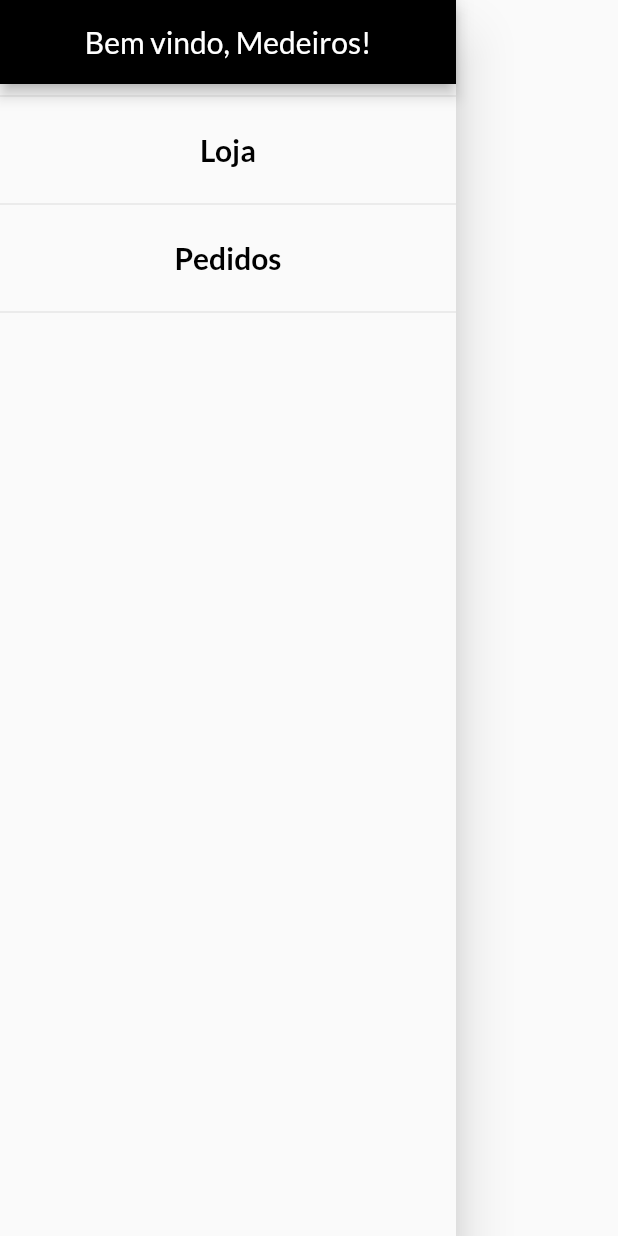
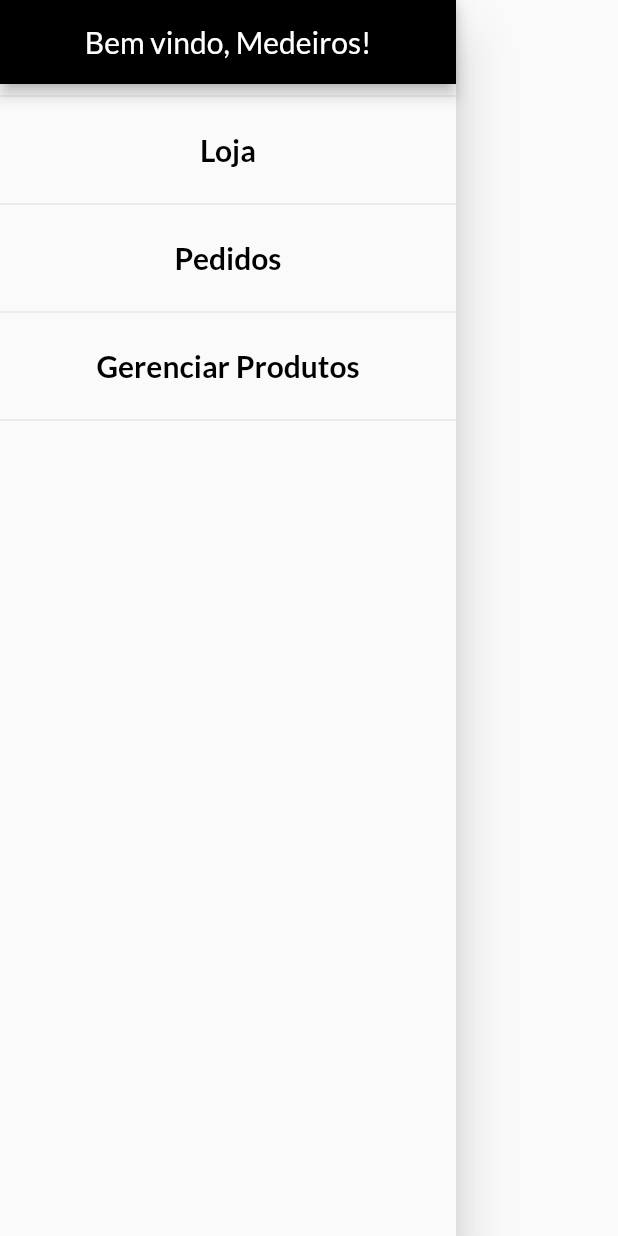
Before and after one commit to e-medeiros1/loja_virtual, a Flutter app: the AppDrawer widget shown alone on an empty page, opened directly, on a phone screen of 412 x 824 dp. Run offline on Flutter 3.47's test engine with Material 2 defaults, Android fonts, the phone set to English and light mode, and no system bars; network calls fail.

Commit message:
Adds new Tab to AppDrawer

```diff
--- a/lib/components/app_drawer.dart
+++ b/lib/components/app_drawer.dart
@@ -58,6 +58,26 @@ class AppDrawer extends StatelessWidget {
             },
           ),
           const Divider(),
+          ListTile(
+            // leading: Icon(
+            //   Icons.shop,
+            //   color: Theme.of(context).colorScheme.primary,
+            // ),
+            title: Text(
+              'Gerenciar Produtos',
+              textAlign: TextAlign.center,
+              style: TextStyle(
+                  color: Theme.of(context).colorScheme.primary,
+                  fontSize: 20,
+                  fontWeight: FontWeight.w600),
+            ),
+            onTap: () {
+              Navigator.of(context).pushReplacementNamed(
+                AppRoutes.PRODUCTS,
+              );
+            },
+          ),
+          const Divider(),
         ],
       ),
     );
```
